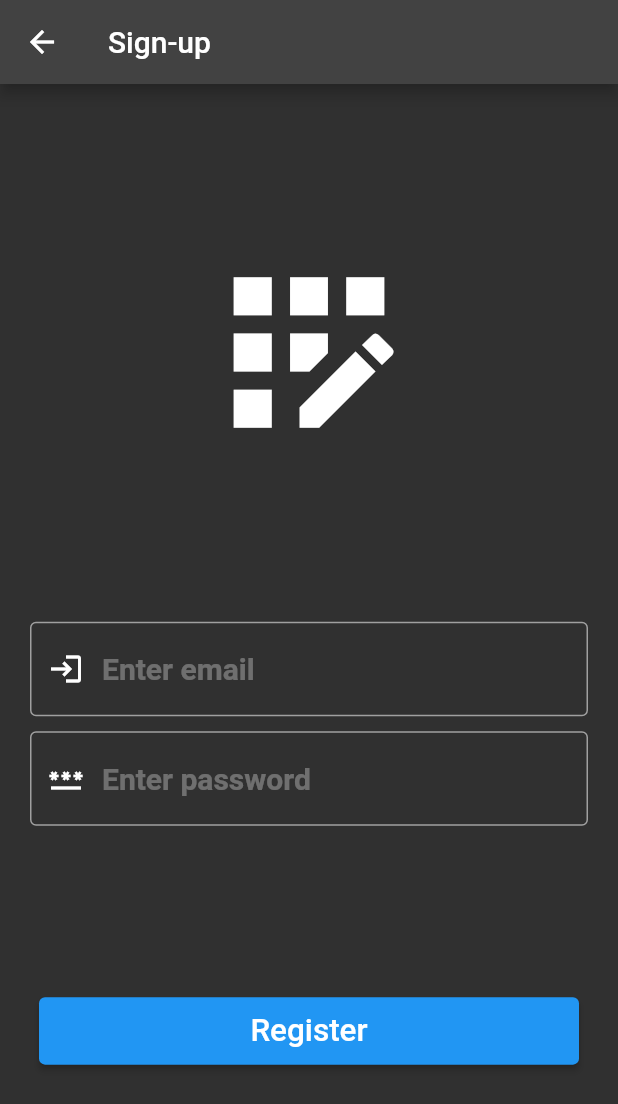
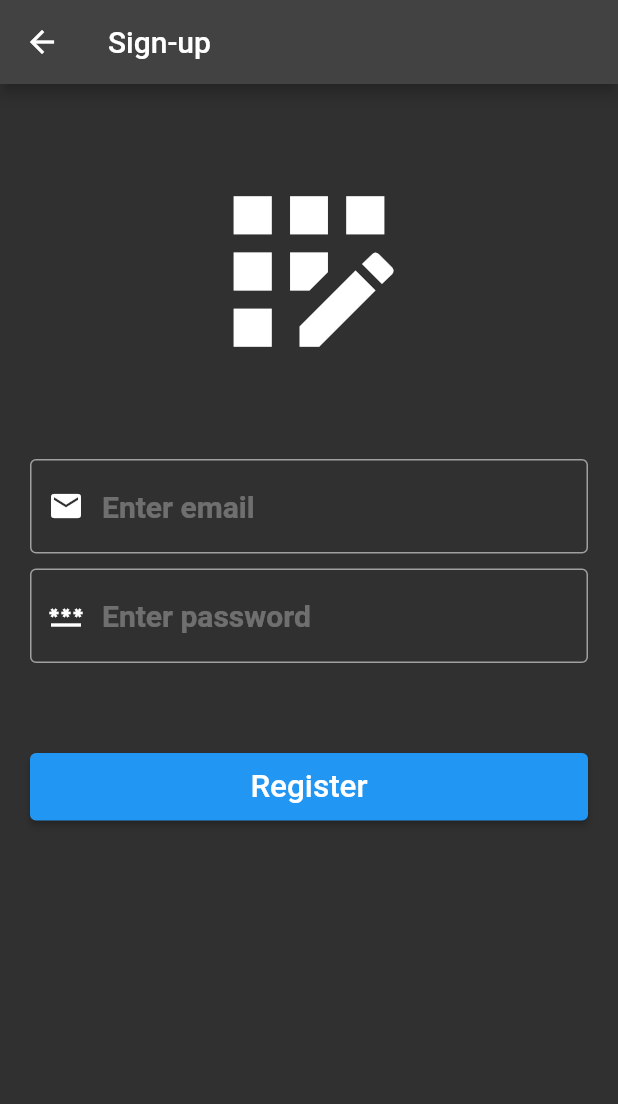
Before and after one commit to DoomHopes/auth_app, a Flutter app: the SignUpPage screen opened directly, on a phone screen of 412 x 824 dp. Shown: the top 1104 px of the screen. Run offline on Flutter 3.47's test engine with Material 2 defaults, Android fonts, the phone set to English and light mode, and no system bars; our stand-ins replace bloc, dartz, firebase_auth, firebase_core, flutter_bloc, freezed_annotation and 3 more; accounts and stored records are empty.

Commit message:
some change in UI

```diff
--- a/lib/presentation/auth/sign_in_page.dart
+++ b/lib/presentation/auth/sign_in_page.dart
@@ -20,24 +20,31 @@ class _SignInPageState extends State<SignInPage> {
       appBar: AppBar(
         title: const Text('Sign-In'),
       ),
-      body: Column(
-        crossAxisAlignment: CrossAxisAlignment.center,
-        mainAxisAlignment: MainAxisAlignment.spaceEvenly,
+      body: ListView(
         children: <Widget>[
+          SizedBox(
+            height: 50,
+          ),
           const Icon(
             Icons.login_sharp,
             size: 150,
           ),
+          SizedBox(
+            height: 50,
+          ),
           Column(
             children: <Widget>[
               input(const Icon(Icons.login), 'Enter email', _emailController,
-                  false),
+                  false, false),
               const SizedBox(
                 height: 10,
               ),
               input(const Icon(Icons.password), 'Enter password',
-                  _passwordController, true),
+                  _passwordController, true, false),
             ],
+          ),
+          SizedBox(
+            height: 50,
           ),
           Column(
             children: <Widget>[
--- a/lib/presentation/auth/sing_up_page.dart
+++ b/lib/presentation/auth/sing_up_page.dart
@@ -29,24 +29,43 @@ class _SignUpPageState extends State<SignUpPage> {
             // todo listener
           },
           builder: (context, state) {
-            return Column(
-              crossAxisAlignment: CrossAxisAlignment.center,
-              mainAxisAlignment: MainAxisAlignment.spaceEvenly,
+            return ListView(
+              // crossAxisAlignment: CrossAxisAlignment.center,
+              // mainAxisAlignment: MainAxisAlignment.spaceEvenly,
               children: <Widget>[
+                SizedBox(
+                  height: 50,
+                ),
                 const Icon(
                   Icons.app_registration_outlined,
                   size: 150,
                 ),
+                SizedBox(
+                  height: 50,
+                ),
                 Column(
                   children: <Widget>[
-                    input(const Icon(Icons.login), 'Enter email',
-                        _emailController, false),
+                    input(
+                      const Icon(Icons.email),
+                      'Enter email',
+                      _emailController,
+                      false,
+                      false,
+                    ),
                     const SizedBox(
                       height: 10,
                     ),
-                    input(const Icon(Icons.password), 'Enter password',
-                        _passwordController, true),
+                    input(
+                      const Icon(Icons.password),
+                      'Enter password',
+                      _passwordController,
+                      true,
+                      false,
+                    ),
                   ],
+                ),
+                SizedBox(
+                  height: 50,
                 ),
                 ButtonWidget(
                   color: Colors.blue,
--- a/lib/presentation/auth/widgets/input.dart
+++ b/lib/presentation/auth/widgets/input.dart
@@ -1,12 +1,18 @@
 import 'package:flutter/material.dart';
 
-Widget input(Icon icon, String hint,
-    TextEditingController textEditingController, bool obscure) {
+Widget input(
+  Icon icon,
+  String hint,
+  TextEditingController textEditingController,
+  bool obscure,
+  bool autocorrect,
+) {
   return Container(
     padding: const EdgeInsets.only(left: 20, right: 20),
     child: TextField(
       controller: textEditingController,
       obscureText: obscure,
+      autocorrect: autocorrect,
       style: const TextStyle(fontSize: 20),
       decoration: InputDecoration(
         hintStyle: const TextStyle(
```
